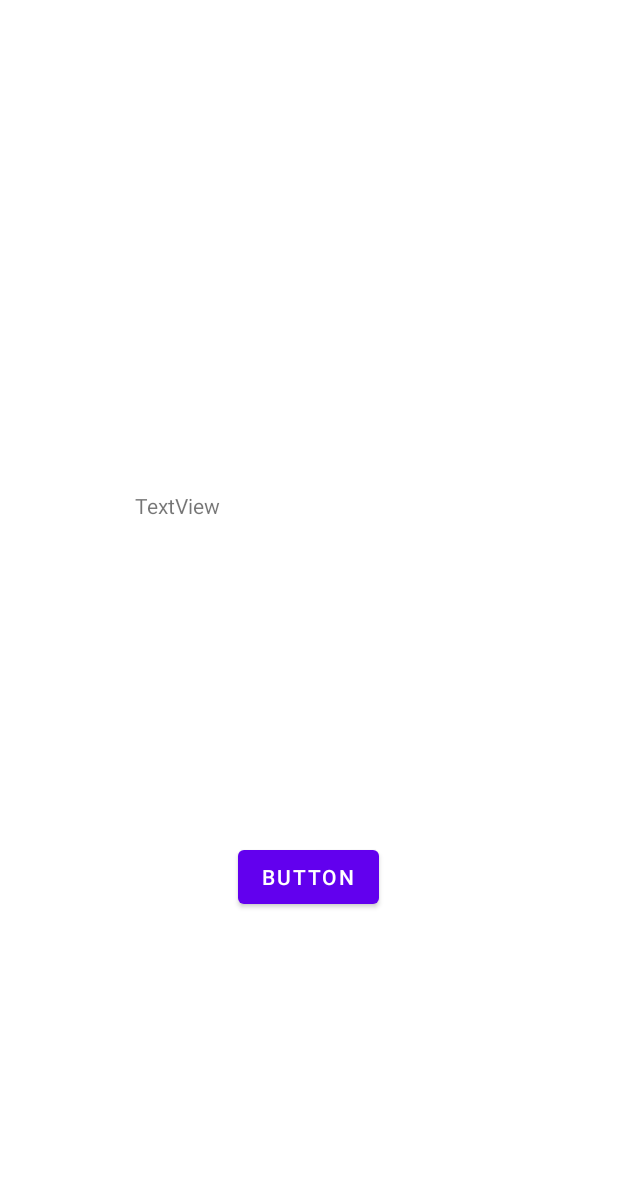
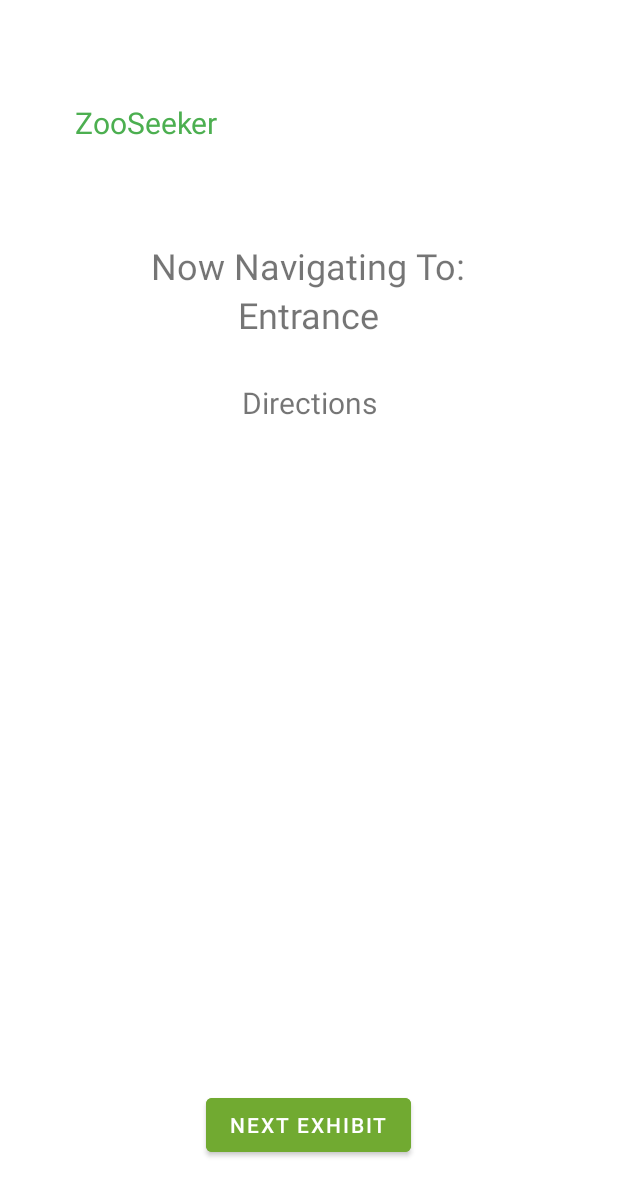
Before and after one commit to zic017/ZooSeeker-CSE-110-Team-47, an Android app: the layout activity_directions.xml on its own in the app's theme, with its tools: preview values and no code run, on a phone screen of 412 x 824 dp. Shown: the top 1196 px of the screen. Run offline under Robolectric (Android 15) with nearby library versions, the phone set to English and light mode, and no system bars.

Commit message:
Completed Milestone 1 version of Directions

```diff
--- a/app/src/main/res/layout/activity_directions.xml
+++ b/app/src/main/res/layout/activity_directions.xml
@@ -4,28 +4,73 @@
     xmlns:tools="http://schemas.android.com/tools"
     android:layout_width="match_parent"
     android:layout_height="match_parent"
+    android:backgroundTint="#3E9519"
     tools:context=".DirectionsActivity">
 
     <TextView
-        android:id="@+id/directions"
-        android:layout_width="232dp"
-        android:layout_height="170dp"
-        android:text="TextView"
+        android:id="@+id/logo2"
+        android:layout_width="wrap_content"
+        android:layout_height="wrap_content"
+        android:text="ZooSeeker"
+        android:textColor="#4CAF50"
+        android:textSize="20sp"
         app:layout_constraintBottom_toBottomOf="parent"
         app:layout_constraintEnd_toEndOf="parent"
+        app:layout_constraintHorizontal_bias="0.158"
         app:layout_constraintStart_toStartOf="parent"
-        app:layout_constraintTop_toTopOf="parent" />
+        app:layout_constraintTop_toTopOf="parent"
+        app:layout_constraintVertical_bias="0.085" />
+
+    <TextView
+        android:id="@+id/currentLocation"
+        android:layout_width="328dp"
+        android:layout_height="41dp"
+        android:layout_marginBottom="20dp"
+        android:gravity="center_horizontal"
+        android:text="Entrance"
+        android:textSize="24sp"
+        app:layout_constraintBottom_toTopOf="@+id/directions"
+        app:layout_constraintEnd_toEndOf="parent"
+        app:layout_constraintHorizontal_bias="0.493"
+        app:layout_constraintStart_toStartOf="parent" />
 
     <Button
         android:id="@+id/next_button"
         android:layout_width="wrap_content"
         android:layout_height="wrap_content"
-        android:layout_marginTop="40dp"
-        android:text="Button"
+        android:backgroundTint="#71AA31"
+        android:text="Next Exhibit"
         app:layout_constraintBottom_toBottomOf="parent"
         app:layout_constraintEnd_toEndOf="parent"
         app:layout_constraintHorizontal_bias="0.498"
         app:layout_constraintStart_toStartOf="parent"
         app:layout_constraintTop_toBottomOf="@+id/directions"
-        app:layout_constraintVertical_bias="0.098" />
+        app:layout_constraintVertical_bias="0.528" />
+
+    <TextView
+        android:id="@+id/directions"
+        android:layout_width="327dp"
+        android:layout_height="415dp"
+        android:gravity="center_horizontal"
+        android:text="Directions"
+        android:textSize="20sp"
+        app:layout_constraintBottom_toBottomOf="parent"
+        app:layout_constraintEnd_toEndOf="parent"
+        app:layout_constraintStart_toStartOf="parent"
+        app:layout_constraintTop_toTopOf="parent"
+        app:layout_constraintVertical_bias="0.623" />
+
+    <TextView
+        android:id="@+id/directionsTo"
+        android:layout_width="wrap_content"
+        android:layout_height="wrap_content"
+        android:gravity="center_horizontal"
+        android:text="Now Navigating To:"
+        android:textSize="24sp"
+        app:layout_constraintBottom_toTopOf="@+id/currentLocation"
+        app:layout_constraintEnd_toEndOf="parent"
+        app:layout_constraintHorizontal_bias="0.497"
+        app:layout_constraintStart_toStartOf="parent"
+        app:layout_constraintTop_toTopOf="parent"
+        app:layout_constraintVertical_bias="1.0" />
 </androidx.constraintlayout.widget.ConstraintLayout>
--- a/app/src/main/res/values/strings.xml
+++ b/app/src/main/res/values/strings.xml
@@ -2,4 +2,5 @@
     <string name="app_name">My Application</string>
     <string name="app_label" />
     <string name="search_hint" />
+    <string name="thank_you">Route Completed. Thank you for visiting!</string>
 </resources>
```
Also changed, not shown: app/src/main/java/com/example/myapplication/DirectionsActivity.java (+18 -2 lines), app/src/main/java/com/example/myapplication/DirectionsAlgorithm.java (+37 -12 lines).
